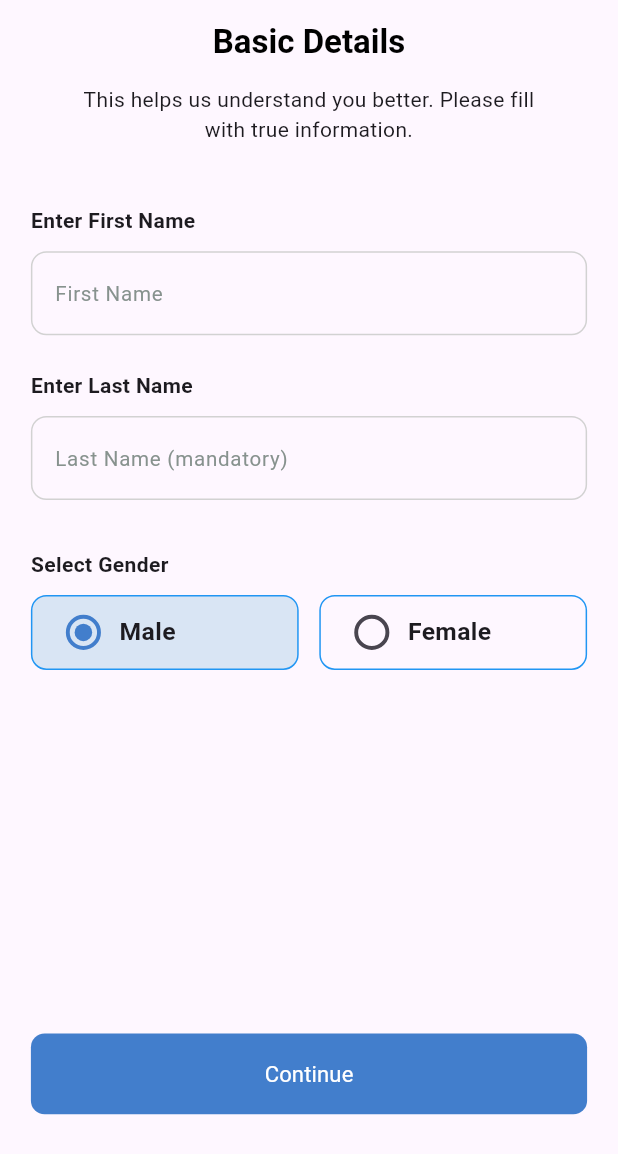
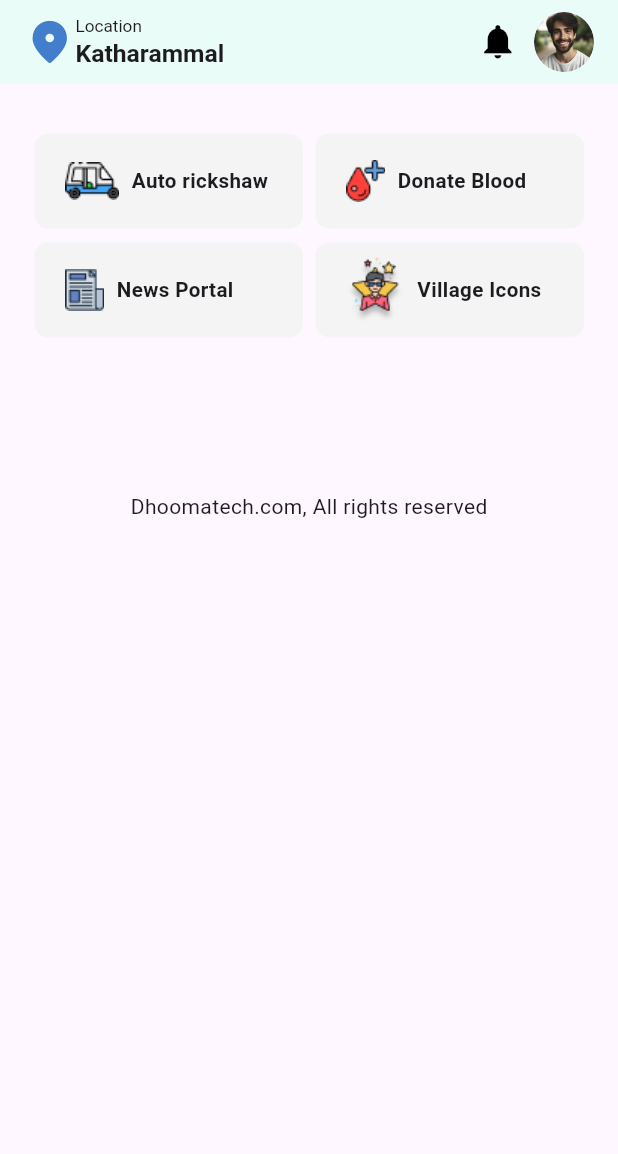
Before and after one commit to Syamkrishna2272/VillageAppAdmin, a Flutter app: the BasicDetailsScreen screen opened directly, after a tap on "Continue", on a phone screen of 412 x 824 dp. Shown: the top 1154 px of the screen. Run offline on Flutter 3.47's test engine with Material 3 defaults, Android fonts, the light colour scheme and no system bars.

Commit message:
intro page, login page, basic details page and home page added

```diff
--- a/lib/view/screens/basicdetailspage/widget/button.dart
+++ b/lib/view/screens/basicdetailspage/widget/button.dart
@@ -1,5 +1,6 @@
 import 'package:flutter/material.dart';
 import 'package:villageapp_admin/view/screens/basicdetailspage/basic_details_screen.dart';
+import 'package:villageapp_admin/view/screens/homepage/homescreen.dart';
 import 'package:villageapp_admin/view/widgets/button_widget.dart';
 
 class Button extends StatelessWidget {
@@ -18,47 +19,7 @@ class Button extends StatelessWidget {
   Widget build(BuildContext context) {
     return SizedBox(
       width: double.infinity,
-      child: widget.fromUserDataWidget
-          ? Row(
-              mainAxisAlignment: MainAxisAlignment.spaceEvenly,
-              children: [
-                GestureDetector(
-                  onTap: () {
-                    Navigator.of(context).pop();
-                  },
-                  child: Container(
-                    height: screenHeight / 17,
-                    width: screenWidth / 2.4,
-                    decoration: BoxDecoration(
-                        border: Border.all(color: const Color(0XFF427ECC)),
-                        borderRadius: BorderRadius.circular(screenWidth / 45)),
-                    child: const Center(
-                        child: Text(
-                      "Cancel",
-                      style: TextStyle(
-                          fontWeight: FontWeight.w400,
-                          color: Color(0XFF427ECC)),
-                    )),
-                  ),
-                ),
-                // Update Button
-                Container(
-                  height: screenHeight / 17,
-                  width: screenWidth / 2.4,
-                  decoration: BoxDecoration(
-                      color: const Color(0XFF427ECC),
-                      border: Border.all(color: const Color(0XFF427ECC)),
-                      borderRadius: BorderRadius.circular(screenWidth / 45)),
-                  child: const Center(
-                      child: Text(
-                    "Update",
-                    style: TextStyle(
-                        fontWeight: FontWeight.w400, color: Colors.white),
-                  )),
-                )
-              ],
-            )
-          : ButtonWidget(
+      child: ButtonWidget(
         screenHeight: screenHeight,
         screenWidth: screenWidth,
         buttonColor: const Color(0xFF427ECC),
@@ -66,11 +27,11 @@ class Button extends StatelessWidget {
         fontSize: screenWidth / 28,
         textColor: Colors.white,
         onPressed: () {
-                // Navigator.of(context).push(
-                //   MaterialPageRoute(builder: (context) {
-                //     return const HomeScreen();
-                //   }),
-                // );
+          Navigator.of(context).push(
+            MaterialPageRoute(builder: (context) {
+              return const HomeScreen();
+            }),
+          );
         },
       ),
     );
--- /dev/null
+++ b/lib/view/screens/homepage/homescreen.dart
@@ -0,0 +1,88 @@
+import 'package:flutter/material.dart';
+import 'package:villageapp_admin/view/screens/homepage/servicewidget/service_screen.dart';
+
+class HomeScreen extends StatelessWidget {
+  const HomeScreen({super.key});
+
+  get quickaccessData => null;
+
+  @override
+  Widget build(BuildContext context) {
+    final mediaQuery = MediaQuery.of(context);
+    final screenHeight = mediaQuery.size.height;
+    final screenWidth = mediaQuery.size.width;
+
+    return Scaffold(
+      appBar: AppBar(
+        backgroundColor: const Color.fromARGB(255, 234, 252, 247),
+        automaticallyImplyLeading: false,
+        title: Row(
+          children: [
+            Icon(
+              Icons.location_on_rounded,
+              color: const Color(0xFF427ECC),
+              size: screenWidth / 12,
+            ),
+            Expanded(
+              child: Column(
+                mainAxisAlignment: MainAxisAlignment.center,
+                crossAxisAlignment: CrossAxisAlignment.start,
+                children: [
+                  Text(
+                    "Location",
+                    style: TextStyle(
+                      fontSize: screenWidth / 36,
+                    ),
+                  ),
+                  Text(
+                    "Katharammal",
+                    style: TextStyle(
+                        fontWeight: FontWeight.w600,
+                        fontSize: screenWidth / 25),
+                  )
+                ],
+              ),
+            ),
+            Icon(
+              Icons.notifications,
+              color: Colors.black,
+              size: screenWidth / 15,
+            ),
+            SizedBox(width: screenWidth / 40),
+            GestureDetector(
+              onTap: () {
+                // Navigator.of(context)
+                //     .push(MaterialPageRoute(builder: (context) {
+                //   return const UserProfileScreen();
+                // }));
+              },
+              child: const CircleAvatar(
+                backgroundImage: AssetImage('lib/asset/images/Ellipse 52.png'),
+              ),
+            )
+          ],
+        ),
+      ),
+      body: SafeArea(
+        child: SingleChildScrollView(
+          child: Column(
+            children: [
+              SizedBox(
+                height: screenHeight / 25,
+              ),
+              ServiceWidget(
+                  screenWidth: screenWidth, screenHeight: screenHeight),
+              SizedBox(
+                height: screenHeight / 8,
+              ),
+              const Text("Dhoomatech.com, All rights reserved"),
+              SizedBox(
+                height: screenHeight / 28,
+              ),
+            ],
+          ),
+        ),
+      ),
+    );
+  }
+}
--- /dev/null
+++ b/lib/view/screens/homepage/servicewidget/service_screen.dart
@@ -0,0 +1,139 @@
+import 'package:flutter/material.dart';
+
+class ServiceWidget extends StatelessWidget {
+  const ServiceWidget({
+    super.key,
+    required this.screenWidth,
+    required this.screenHeight,
+  });
+
+  final double screenWidth;
+  final double screenHeight;
+
+  @override
+  Widget build(BuildContext context) {
+    return Column(
+      mainAxisAlignment: MainAxisAlignment.center,
+      children: [
+        Padding(
+          padding: EdgeInsets.only(left: screenWidth / 18),
+          child: Row(
+            children: [
+              Container(
+                width: screenWidth / 2.3,
+                height: screenHeight / 13,
+                decoration: BoxDecoration(
+                    color: const Color(0XFFF4F4F4),
+                    borderRadius: BorderRadius.circular(screenWidth / 45)),
+                child: Row(
+                  children: [
+                    Padding(
+                      padding: EdgeInsets.only(left: screenWidth / 20),
+                      child: Image.asset('lib/asset/images/Group 618.png'),
+                    ),
+                    SizedBox(width: screenWidth / 50),
+                    Text(
+                      'Auto rickshaw',
+                      style: TextStyle(
+                          fontSize: screenWidth / 30,
+                          fontWeight: FontWeight.w700),
+                    ),
+                  ],
+                ),
+              ),
+              SizedBox(
+                width: screenWidth / 50,
+              ),
+              Container(
+                width: screenWidth / 2.3,
+                height: screenHeight / 13,
+                decoration: BoxDecoration(
+                    color: const Color(0XFFF4F4F4),
+                    borderRadius: BorderRadius.circular(screenWidth / 45)),
+                child: Row(
+                  children: [
+                    Padding(
+                      padding: EdgeInsets.only(left: screenWidth / 20),
+                      child: Image.asset('lib/asset/images/Layer_4.png'),
+                    ),
+                    SizedBox(width: screenWidth / 50),
+                    Text(
+                      'Donate Blood',
+                      style: TextStyle(
+                          fontSize: screenWidth / 30,
+                          fontWeight: FontWeight.w700),
+                    ),
+                  ],
+                ),
+              ),
+            ],
+          ),
+        ),
+        SizedBox(
+          height: screenHeight / 90,
+        ),
+        Padding(
+          padding: EdgeInsets.only(left: screenWidth / 18),
+          child: Row(
+            children: [
+              GestureDetector(
+                onTap: () {
+                  // Navigator.of(context).push(MaterialPageRoute(builder: (context){
+                  //   return const NewsPortalScreen();
+                  // }));
+                },
+                child: Container(
+                  width: screenWidth / 2.3,
+                  height: screenHeight / 13,
+                  decoration: BoxDecoration(
+                      color: const Color(0XFFF4F4F4),
+                      borderRadius: BorderRadius.circular(screenWidth / 45)),
+                  child: Row(
+                    children: [
+                      Padding(
+                        padding: EdgeInsets.only(left: screenWidth / 20),
+                        child: Image.asset('lib/asset/images/Group 619.png'),
+                      ),
+                      SizedBox(width: screenWidth / 50),
+                      Text(
+                        'News Portal',
+                        style: TextStyle(
+                            fontSize: screenWidth / 30,
+                            fontWeight: FontWeight.w700),
+                      ),
+                    ],
+                  ),
+                ),
+              ),
+              SizedBox(
+                width: screenWidth / 50,
+              ),
+              Container(
+                width: screenWidth / 2.3,
+                height: screenHeight / 13,
+                decoration: BoxDecoration(
+                    color: const Color(0XFFF4F4F4),
+                    borderRadius: BorderRadius.circular(screenWidth / 45)),
+                child: Row(
+                  children: [
+                    Padding(
+                      padding: EdgeInsets.only(left: screenWidth / 20),
+                      child: Image.asset('lib/asset/images/Layer_41.png'),
+                    ),
+                    SizedBox(width: screenWidth / 50),
+                    Text(
+                      'Village Icons',
+                      style: TextStyle(
+                          fontSize: screenWidth / 30,
+                          fontWeight: FontWeight.w700),
+                    ),
+                  ],
+                ),
+              )
+            ],
+          ),
+        )
+      ],
+    );
+  }
+}
```
Also changed, not shown: pubspec.yaml (+7 -3 lines), lib/asset/images/Ellipse 52.png (added), lib/asset/images/Group 618.png (added), lib/asset/images/Group 619.png (added), lib/asset/images/Layer_4.png (added), lib/asset/images/Layer_41.png (added), lib/view/screens/loginpage/widget/clear_continue.dart (line endings or trailing spaces). Lines whose indentation alone changed are shown as unchanged.
